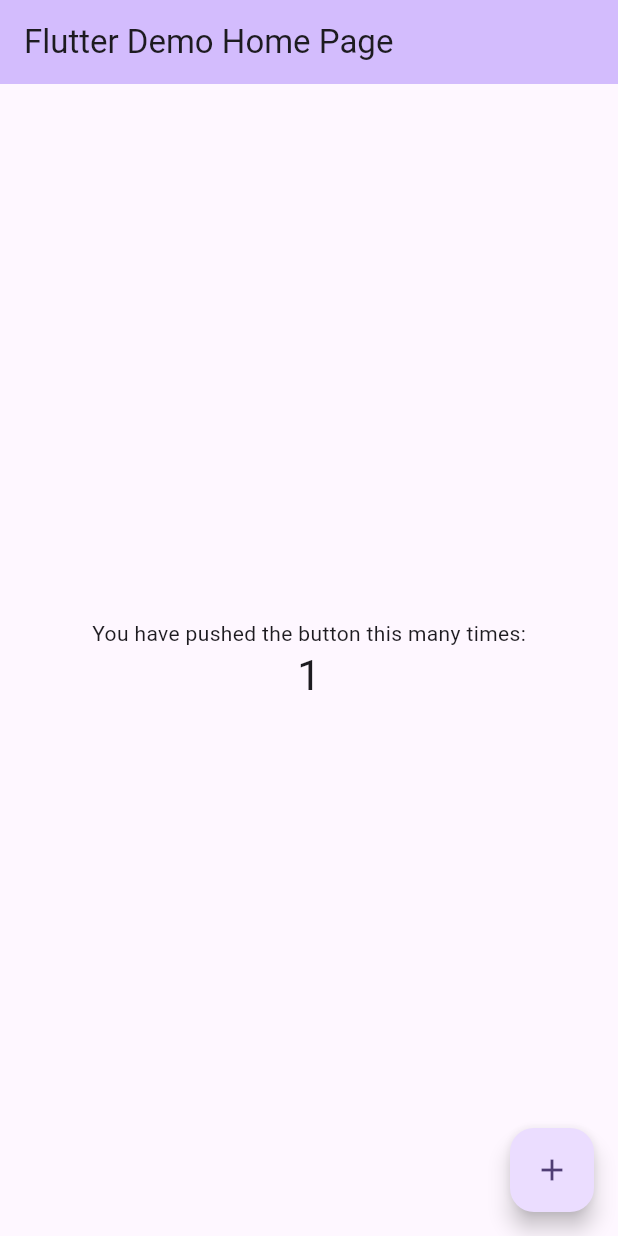
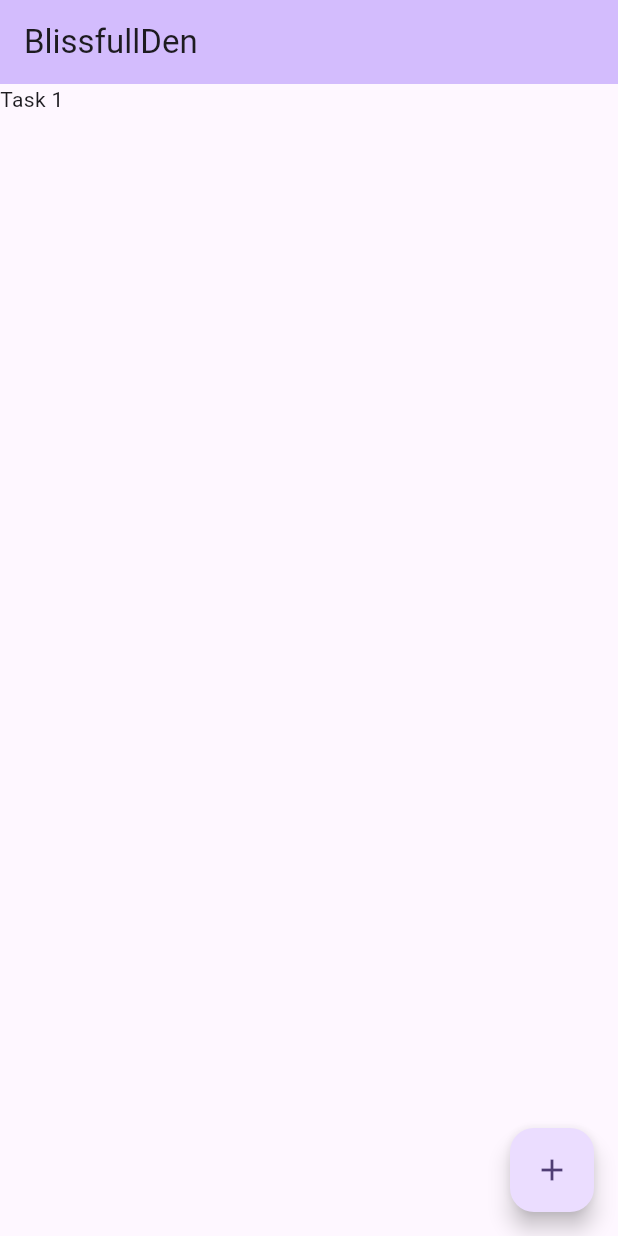
Before and after one commit to catastrxphic/productivity, a Flutter app: the MyHomePage screen opened directly, after a tap on the "add" icon, on a phone screen of 412 x 824 dp. Run offline on Flutter 3.47's test engine with Material 3 defaults, Android fonts, the phone set to English and light mode, and no system bars.

Commit message:
first part of frontend done

```diff
--- a/blissfullden_app/lib/main.dart
+++ b/blissfullden_app/lib/main.dart
@@ -13,41 +13,16 @@
     return MaterialApp(
       title: 'Flutter Demo',
       theme: ThemeData(
-        // This is the theme of your application.
-        //
-        // TRY THIS: Try running your application with "flutter run". You'll see
-        // the application has a purple toolbar. Then, without quitting the app,
-        // try changing the seedColor in the colorScheme below to Colors.green
-        // and then invoke "hot reload" (save your changes or press the "hot
-        // reload" button in a Flutter-supported IDE, or press "r" if you used
-        // the command line to start the app).
-        //
-        // Notice that the counter didn't reset back to zero; the application
-        // state is not lost during the reload. To reset the state, use hot
-        // restart instead.
-        //
-        // This works for code too, not just values: Most code changes can be
-        // tested with just a hot reload.
         colorScheme: ColorScheme.fromSeed(seedColor: Colors.deepPurple),
         useMaterial3: true,
       ),
-      home: const MyHomePage(title: 'Flutter Demo Home Page'),
+      home: const MyHomePage(title: 'BlissfullDen'),
     );
   }
 }
 
 class MyHomePage extends StatefulWidget {
   const MyHomePage({super.key, required this.title});
-
-  // This widget is the home page of your application. It is stateful, meaning
-  // that it has a State object (defined below) that contains fields that affect
-  // how it looks.
-
-  // This class is the configuration for the state. It holds the values (in this
-  // case the title) provided by the parent (in this case the App widget) and
-  // used by the build method of the State. Fields in a Widget subclass are
-  // always marked "final".
-
   final String title;
 
   @override
@@ -59,67 +34,27 @@
 
   void _incrementCounter() {
     setState(() {
-      // This call to setState tells the Flutter framework that something has
-      // changed in this State, which causes it to rerun the build method below
-      // so that the display can reflect the updated values. If we changed
-      // _counter without calling setState(), then the build method would not be
-      // called again, and so nothing would appear to happen.
-      _counter++;
     });
   }
 
   @override
   Widget build(BuildContext context) {
-    // This method is rerun every time setState is called, for instance as done
-    // by the _incrementCounter method above.
-    //
-    // The Flutter framework has been optimized to make rerunning build methods
-    // fast, so that you can just rebuild anything that needs updating rather
-    // than having to individually change instances of widgets.
+
     return Scaffold(
       appBar: AppBar(
-        // TRY THIS: Try changing the color here to a specific color (to
-        // Colors.amber, perhaps?) and trigger a hot reload to see the AppBar
-        // change color while the other colors stay the same.
+
         backgroundColor: Theme.of(context).colorScheme.inversePrimary,
-        // Here we take the value from the MyHomePage object that was created by
-        // the App.build method, and use it to set our appbar title.
         title: Text(widget.title),
       ),
-      body: Center(
-        // Center is a layout widget. It takes a single child and positions it
-        // in the middle of the parent.
-        child: Column(
-          // Column is also a layout widget. It takes a list of children and
-          // arranges them vertically. By default, it sizes itself to fit its
-          // children horizontally, and tries to be as tall as its parent.
-          //
-          // Column has various properties to control how it sizes itself and
-          // how it positions its children. Here we use mainAxisAlignment to
-          // center the children vertically; the main axis here is the vertical
-          // axis because Columns are vertical (the cross axis would be
-          // horizontal).
-          //
-          // TRY THIS: Invoke "debug painting" (choose the "Toggle Debug Paint"
-          // action in the IDE, or press "p" in the console), to see the
-          // wireframe for each widget.
-          mainAxisAlignment: MainAxisAlignment.center,
-          children: <Widget>[
-            const Text(
-              'You have pushed the button this many times:',
-            ),
-            Text(
-              '$_counter',
-              style: Theme.of(context).textTheme.headlineMedium,
-            ),
-          ],
-        ),
+
+      body: Column(
+        children: <Widget>[Text("Task 1")],
       ),
       floatingActionButton: FloatingActionButton(
         onPressed: _incrementCounter,
         tooltip: 'Increment',
         child: const Icon(Icons.add),
       ), // This trailing comma makes auto-formatting nicer for build methods.
-    );
+      );
   }
 }
--- a/blissfullden_app/pubspec.yaml
+++ b/blissfullden_app/pubspec.yaml
@@ -35,7 +35,7 @@ dependencies:
   # The following adds the Cupertino Icons font to your application.
   # Use with the CupertinoIcons class for iOS style icons.
   cupertino_icons: ^1.0.6
-  http: ^0.14.3
+  http: ^1.2.1
 
 dev_dependencies:
   flutter_test:
```
Also changed, not shown: blissfullden_app/pubspec.lock.
